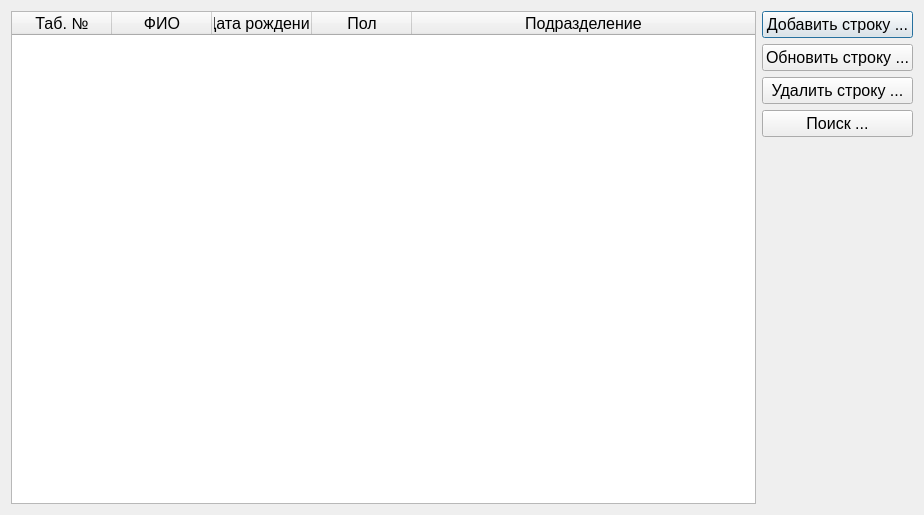
Old version of the form PyQT_BD/My_PyQt_db/user.ui in the repository NadinD/Pyqt_db.
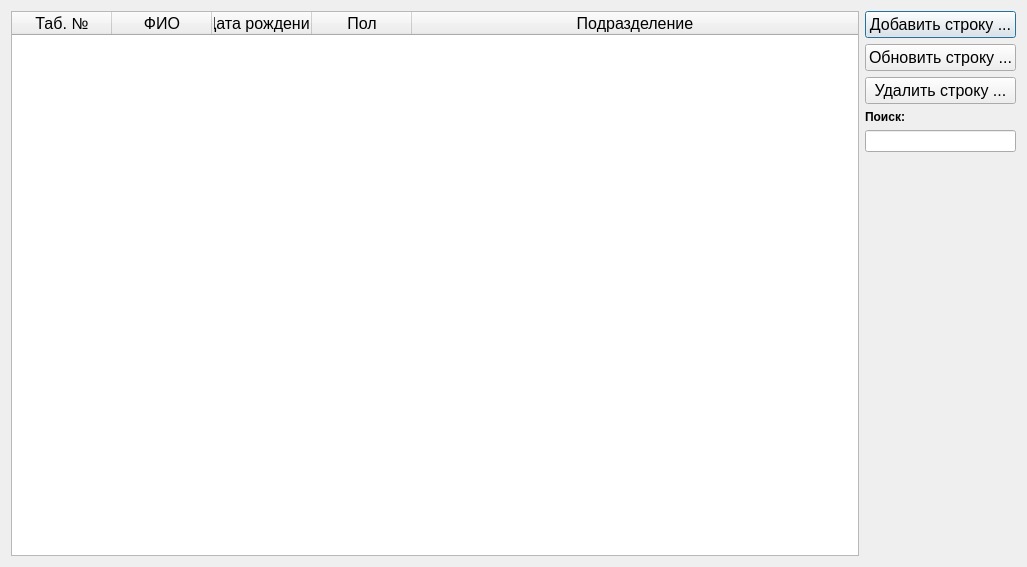
New version of the form.

Commit message: Добавлен поиск на формах Сотрудники и Подразделения

Patch:
```diff
--- a/PyQT_BD/My_PyQt_db/user.ui
+++ b/PyQT_BD/My_PyQt_db/user.ui
@@ -6,8 +6,8 @@
    <rect>
     <x>0</x>
     <y>0</y>
-    <width>924</width>
-    <height>515</height>
+    <width>1027</width>
+    <height>567</height>
    </rect>
   </property>
   <property name="windowTitle">
@@ -15,7 +15,7 @@
   </property>
   <layout class="QVBoxLayout" name="verticalLayout_2">
    <item>
-    <layout class="QHBoxLayout" name="horizontalLayout">
+    <layout class="QHBoxLayout" name="horizontalLayout" stretch="2,0">
      <item>
       <widget class="QTableWidget" name="tableUser">
        <property name="font">
@@ -113,17 +113,21 @@
         </widget>
        </item>
        <item>
-        <widget class="QPushButton" name="btUserFind">
+        <widget class="QLabel" name="label">
          <property name="font">
           <font>
-           <pointsize>12</pointsize>
+           <weight>75</weight>
+           <bold>true</bold>
           </font>
          </property>
          <property name="text">
-          <string>Поиск ...</string>
+          <string>Поиск:</string>
          </property>
         </widget>
        </item>
+       <item>
+        <widget class="QLineEdit" name="lineEdit"/>
+       </item>
        <item>
         <spacer name="verticalSpacer">
          <property name="orientation">
```
The commit also changes 6 other files.
